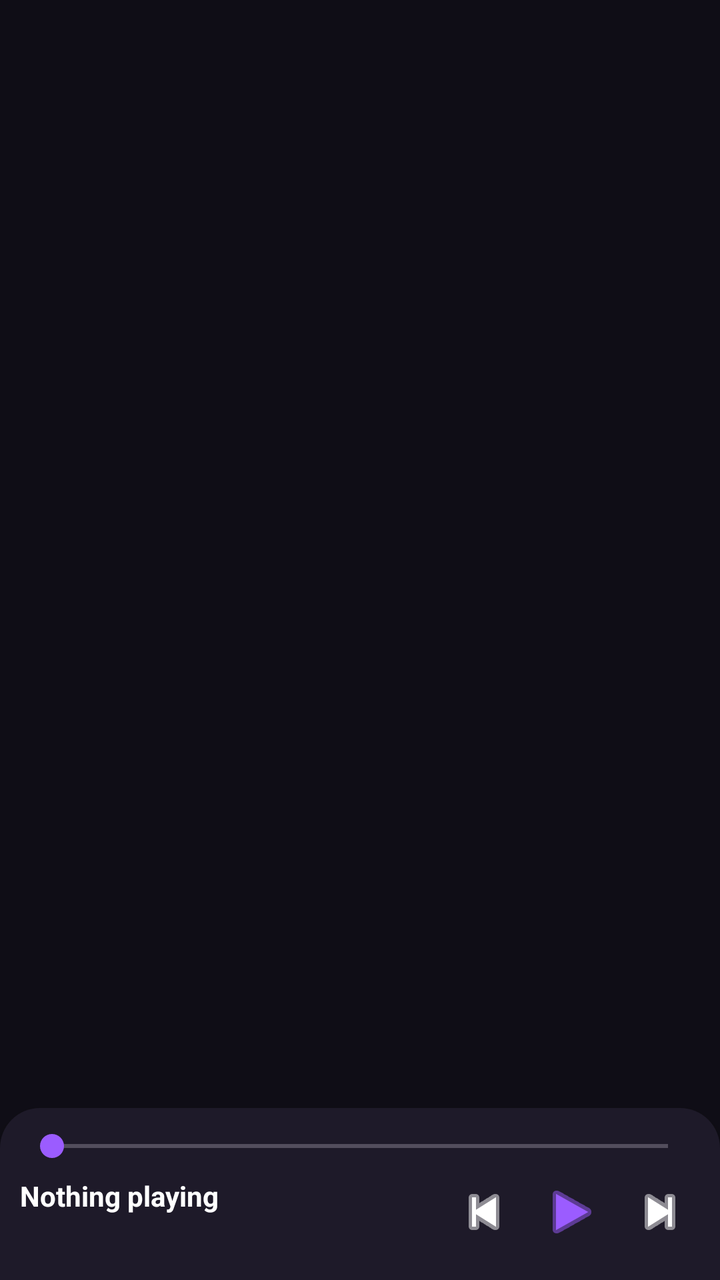
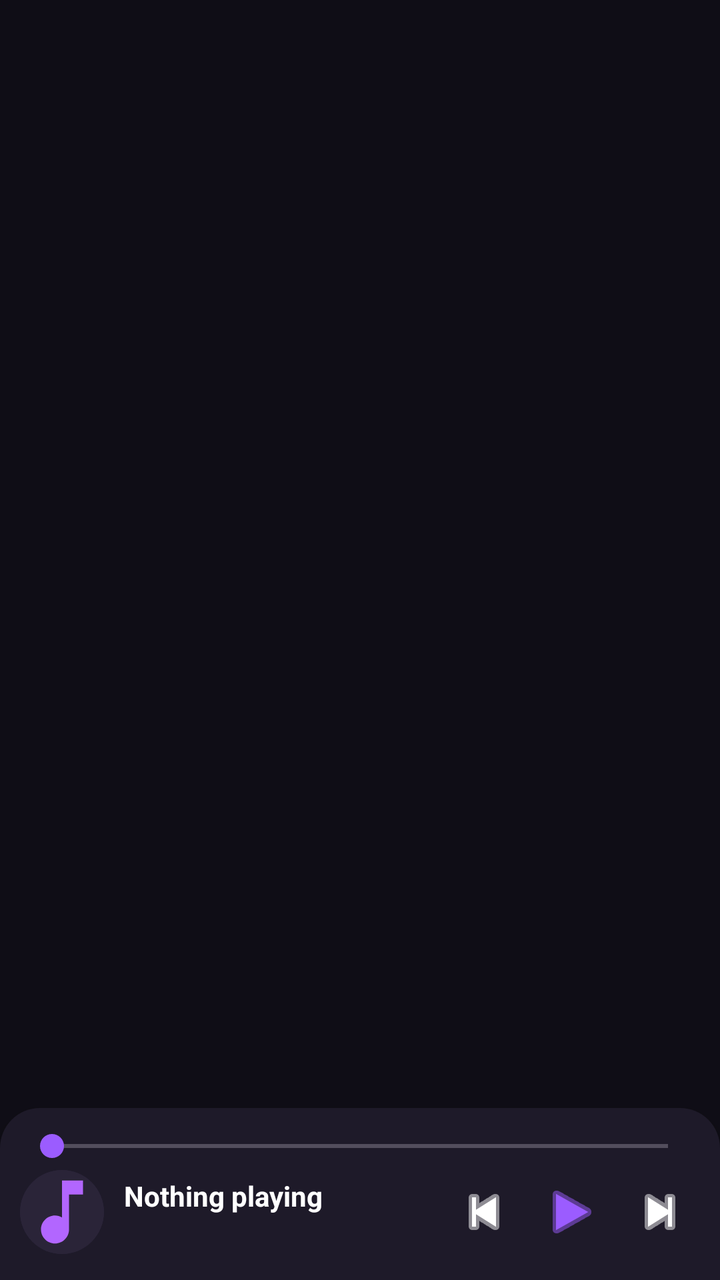

Screens rendered from an Android XML layout before and after an edit, with the pre-edit source and the edit as a unified diff.
<!-- AndroidManifest.xml: application theme Theme.MusicPlayer -->
<!-- res/layout/activity_main.xml -->
<?xml version="1.0" encoding="utf-8"?>
<androidx.constraintlayout.widget.ConstraintLayout
    xmlns:android="http://schemas.android.com/apk/res/android"
    xmlns:app="http://schemas.android.com/apk/res-auto"
    android:layout_width="match_parent"
    android:layout_height="match_parent"
    android:background="@color/backgroundDark">

    <com.google.android.material.tabs.TabLayout
        android:id="@+id/tabLayout"
        android:layout_width="0dp"
        android:layout_height="wrap_content"
        android:background="@color/backgroundDark"
        app:tabIndicatorColor="@color/accent"
        app:tabIndicatorHeight="3dp"
        app:tabSelectedTextColor="@color/accent"
        app:tabTextColor="@color/textSecondary"
        app:layout_constraintTop_toTopOf="parent"
        app:layout_constraintStart_toStartOf="parent"
        app:layout_constraintEnd_toEndOf="parent" />

    <androidx.viewpager2.widget.ViewPager2
        android:id="@+id/viewPager"
        android:layout_width="0dp"
        android:layout_height="0dp"
        app:layout_constraintTop_toBottomOf="@id/tabLayout"
        app:layout_constraintBottom_toTopOf="@id/miniPlayerBar"
        app:layout_constraintStart_toStartOf="parent"
        app:layout_constraintEnd_toEndOf="parent" />

    <LinearLayout
        android:id="@+id/miniPlayerBar"
        android:layout_width="0dp"
        android:layout_height="wrap_content"
        android:orientation="vertical"
        android:background="@drawable/bg_mini_player"
        android:elevation="8dp"
        android:padding="10dp"
        android:clickable="true"
        android:focusable="true"
        app:layout_constraintBottom_toBottomOf="parent"
        app:layout_constraintStart_toStartOf="parent"
        app:layout_constraintEnd_toEndOf="parent">

        <SeekBar
            android:id="@+id/miniSeekBar"
            android:layout_width="match_parent"
            android:layout_height="wrap_content"
            android:progressTint="@color/accent"
            android:thumbTint="@color/accent" />

        <LinearLayout
            android:layout_width="match_parent"
            android:layout_height="wrap_content"
            android:gravity="center_vertical"
            android:orientation="horizontal">

            <LinearLayout
                android:layout_width="0dp"
                android:layout_height="wrap_content"
                android:layout_weight="1"
                android:orientation="vertical">

                <TextView
                    android:id="@+id/nowPlayingTitle"
                    android:layout_width="wrap_content"
                    android:layout_height="wrap_content"
                    android:maxLines="1"
                    android:ellipsize="end"
                    android:text="Nothing playing"
                    android:textColor="@color/textPrimary"
                    android:textStyle="bold" />

                <TextView
                    android:id="@+id/nowPlayingArtist"
                    android:layout_width="wrap_content"
                    android:layout_height="wrap_content"
                    android:maxLines="1"
                    android:ellipsize="end"
                    android:text=""
                    android:textColor="@color/textSecondary"
                    android:textSize="12sp" />
            </LinearLayout>

            <ImageButton
                android:id="@+id/prevButton"
                android:layout_width="40dp"
                android:layout_height="40dp"
                android:background="@android:color/transparent"
                android:src="@android:drawable/ic_media_previous"
                app:tint="@color/textPrimary" />

            <ImageButton
                android:id="@+id/playPauseButton"
                android:layout_width="48dp"
                android:layout_height="48dp"
                android:background="@android:color/transparent"
                android:src="@android:drawable/ic_media_play"
                app:tint="@color/accent" />

            <ImageButton
                android:id="@+id/nextButton"
                android:layout_width="40dp"
                android:layout_height="40dp"
                android:background="@android:color/transparent"
                android:src="@android:drawable/ic_media_next"
                app:tint="@color/textPrimary" />
        </LinearLayout>
    </LinearLayout>

</androidx.constraintlayout.widget.ConstraintLayout>
<!-- resources referenced by this layout -->
<resources>
  <color name="accent">#9B5CFF</color>
  <color name="backgroundDark">#0F0D16</color>
  <color name="textPrimary">#FFFFFF</color>
  <color name="textSecondary">#B0A8C0</color>
  <!-- drawable bg_mini_player (drawable) -->
  <?xml version="1.0" encoding="utf-8"?>
  <shape xmlns:android="http://schemas.android.com/apk/res/android" android:shape="rectangle">
      <solid android:color="@color/surfaceDark" />
      <corners
          android:topLeftRadius="20dp"
          android:topRightRadius="20dp"
          android:bottomLeftRadius="0dp"
          android:bottomRightRadius="0dp" />
  </shape>
  <style name="Theme.MusicPlayer" parent="Theme.Material3.Dark.NoActionBar">
          <item name="colorPrimary">@color/accent</item>
          <item name="colorOnPrimary">@color/textPrimary</item>
          <item name="colorSecondary">@color/accentSecondary</item>
          <item name="colorSurface">@color/surfaceDark</item>
          <item name="colorOnSurface">@color/textPrimary</item>
          <item name="colorSurfaceVariant">@color/surfaceElevated</item>
          <item name="android:windowBackground">@color/backgroundDark</item>
          <item name="android:statusBarColor">@color/backgroundDark</item>
          <item name="android:navigationBarColor">@color/backgroundDark</item>
      </style>
  <color name="surfaceDark">#1E1A29</color>
  <color name="accentSecondary">#FF5CA8</color>
  <color name="surfaceElevated">#2A2438</color>
</resources>

<!-- the commit's change to res/layout/activity_main.xml (unified diff, before → after) -->
@@ -11,6 +11,8 @@
         android:layout_width="0dp"
         android:layout_height="wrap_content"
         android:background="@color/backgroundDark"
+        app:tabMode="scrollable"
+        app:tabGravity="start"
         app:tabIndicatorColor="@color/accent"
         app:tabIndicatorHeight="3dp"
         app:tabSelectedTextColor="@color/accent"
@@ -55,10 +57,27 @@
             android:gravity="center_vertical"
             android:orientation="horizontal">
 
+            <com.google.android.material.card.MaterialCardView
+                android:layout_width="42dp"
+                android:layout_height="42dp"
+                app:cardCornerRadius="21dp"
+                app:cardElevation="0dp"
+                app:strokeWidth="0dp">
+
+                <ImageView
+                    android:id="@+id/miniArt"
+                    android:layout_width="match_parent"
+                    android:layout_height="match_parent"
+                    android:background="@color/surfaceElevated"
+                    android:scaleType="centerCrop"
+                    android:src="@drawable/ic_music_note" />
+            </com.google.android.material.card.MaterialCardView>
+
             <LinearLayout
                 android:layout_width="0dp"
                 android:layout_height="wrap_content"
                 android:layout_weight="1"
+                android:layout_marginStart="10dp"
                 android:orientation="vertical">
 
                 <TextView
<!-- resource entries referenced after the edit -->
@@ -14,6 +14,17 @@
           android:bottomLeftRadius="0dp"
           android:bottomRightRadius="0dp" />
   </shape>
+  <!-- drawable ic_music_note (drawable) -->
+  <vector xmlns:android="http://schemas.android.com/apk/res/android"
+      android:width="24dp"
+      android:height="24dp"
+      android:viewportWidth="24"
+      android:viewportHeight="24"
+      android:tint="#B266FF">
+      <path
+          android:fillColor="@android:color/white"
+          android:pathData="M12,3v10.55c-0.59,-0.34 -1.27,-0.55 -2,-0.55c-2.21,0 -4,1.79 -4,4s1.79,4 4,4s4,-1.79 4,-4V7h4V3H12z" />
+  </vector>
   <style name="Theme.MusicPlayer" parent="Theme.Material3.Dark.NoActionBar">
           <item name="colorPrimary">@color/accent</item>
           <item name="colorOnPrimary">@color/textPrimary</item>
